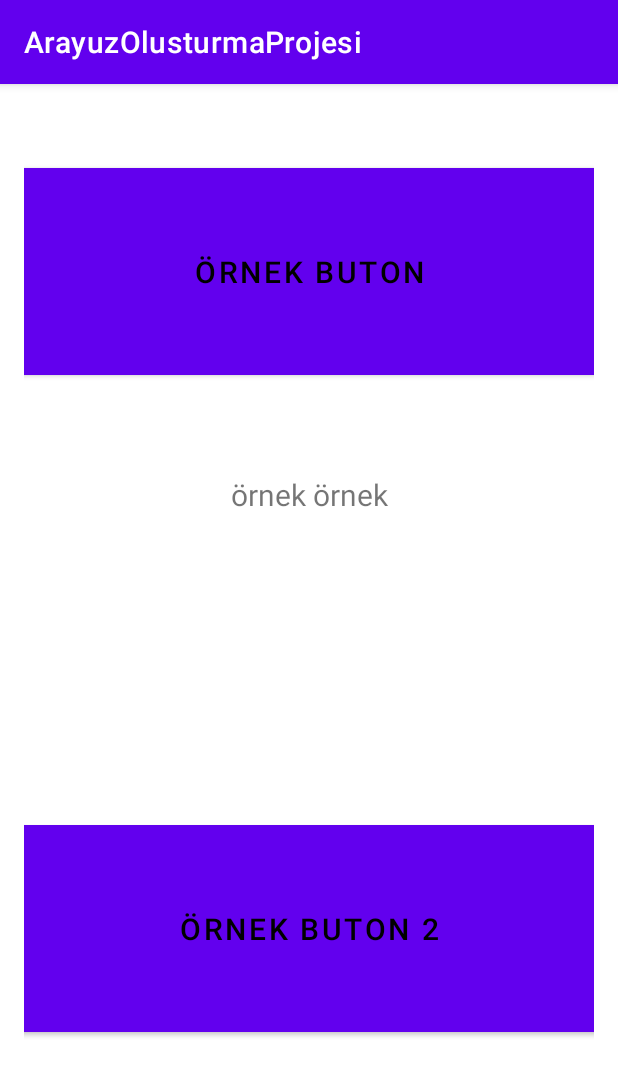
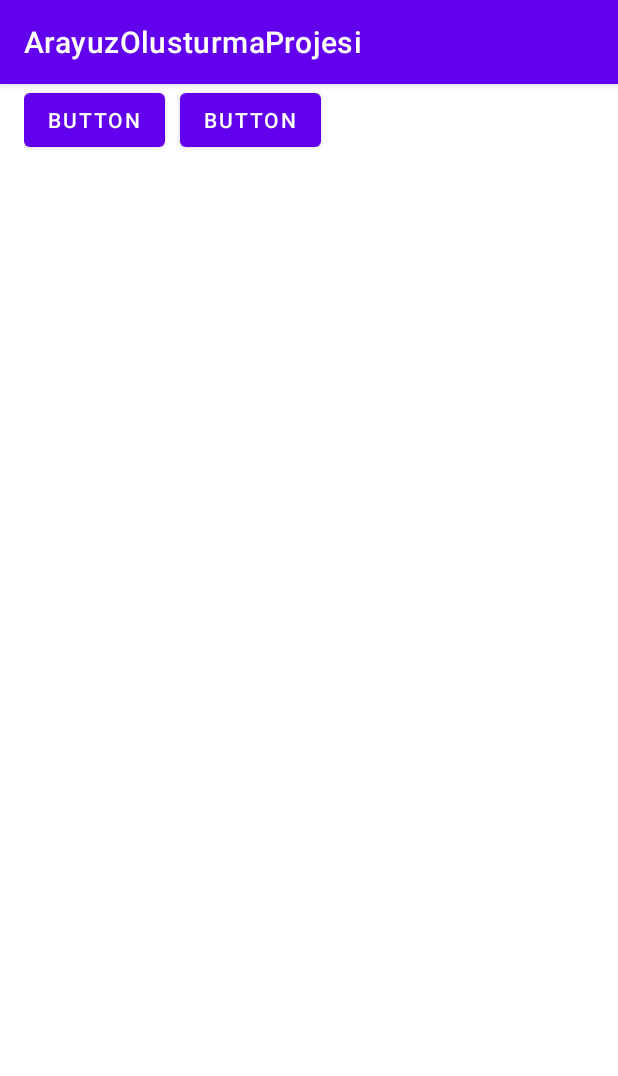
Before and after one commit to ismailcanvarli/AndroidExamples, an Android app: the screen it shows after launch (MainActivity), on a phone screen of 412 x 824 dp. Shown: the top 1076 px of the screen. Run offline under Robolectric (Android 15) with nearby library versions, the phone set to English and light mode, and no system bars.

Commit message:
Frame layout ve relative layout işlendi

```diff
--- a/ArayuzOlusturmaProjesi/app/src/main/res/layout/activity_main.xml
+++ b/ArayuzOlusturmaProjesi/app/src/main/res/layout/activity_main.xml
@@ -1,5 +1,5 @@
 <?xml version="1.0" encoding="utf-8"?>
-<LinearLayout
+<RelativeLayout
     xmlns:android="http://schemas.android.com/apk/res/android"
     xmlns:app="http://schemas.android.com/apk/res-auto"
     android:layout_width="match_parent"
@@ -9,40 +9,19 @@
     android:orientation="vertical"
     android:gravity="top">
 
+
     <Button
         android:id="@+id/button"
-        android:layout_width="390dp"
-        android:layout_height="150dp"
-        android:layout_gravity="center"
-        android:text="Örnek buton"
-        android:textColor="#000000"
-        android:textSize="20dp"
-        android:layout_margin="50dp"
-        >
-    </Button>
-
-    <TextView
-        android:id="@+id/textView"
-        android:layout_width="682dp"
-        android:layout_height="168dp"
-        android:layout_gravity="center"
-        android:text="örnek örnek"
-        android:textAlignment="center"
-        android:textSize="20dp"
-        android:layout_margin="10dp"
-        >
-    </TextView>
+        android:layout_width="wrap_content"
+        android:layout_height="wrap_content"
+        android:text="Button"
+        android:layout_toRightOf="@id/button2"
+        android:layout_marginLeft="10dp"
+        />
 
     <Button
         android:id="@+id/button2"
-        android:layout_width="390dp"
-        android:layout_height="150dp"
-        android:layout_gravity="center"
-        android:text="Örnek buton 2"
-        android:textColor="#000000"
-        android:textSize="20dp"
-        android:layout_margin="50dp"
-        >
-    </Button>
-
-</LinearLayout>
+        android:layout_width="wrap_content"
+        android:layout_height="wrap_content"
+        android:text="Button" />
+</RelativeLayout>
```
